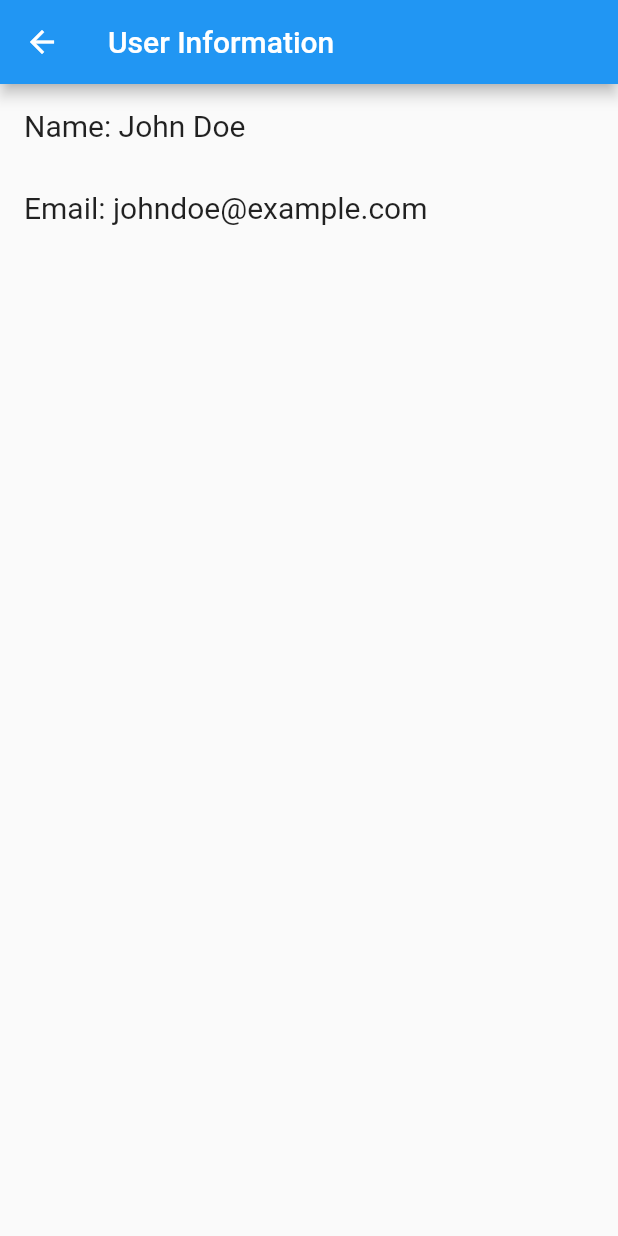
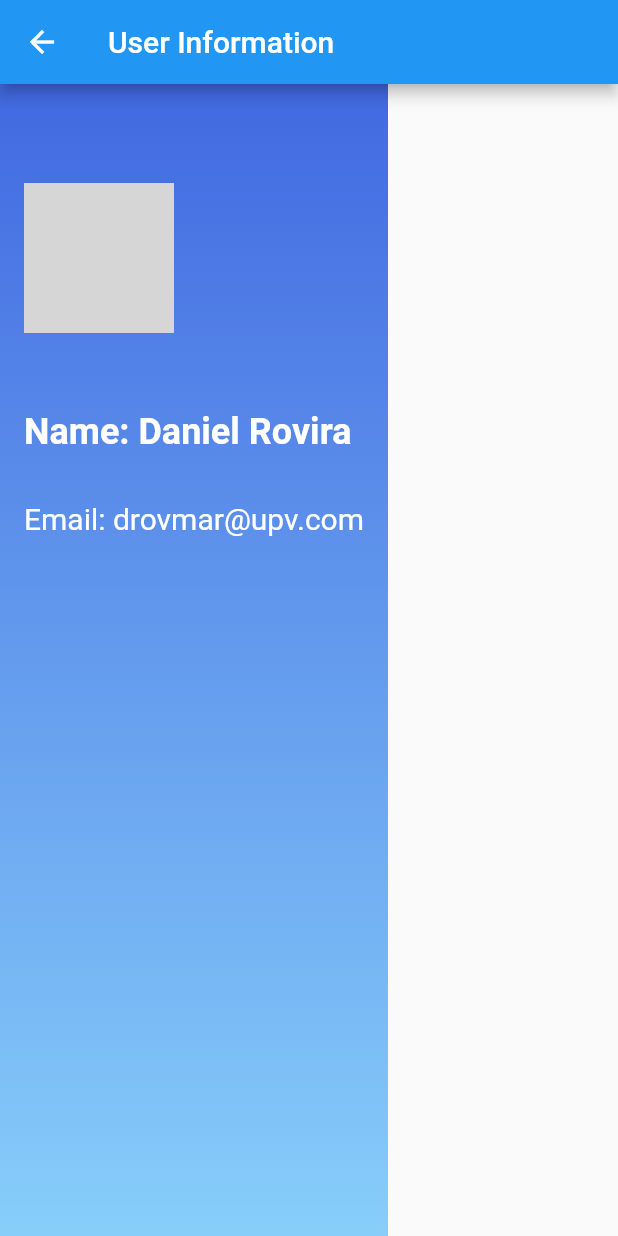
Before and after one commit to pardalaco/proyecto-final-ipc, a Flutter app: the UserInfoScreen screen opened directly, on a phone screen of 412 x 824 dp. Run offline on Flutter 3.47's test engine with Material 2 defaults, Android fonts, the phone set to English and light mode, and no system bars; grey boxes are pictures that could not be loaded.

Commit message:
Pantalla usuario decoración

```diff
--- a/lib/views/products_list_view.dart
+++ b/lib/views/products_list_view.dart
@@ -24,8 +24,8 @@ class _ProductsPageState extends State<ProductsPage> {
                 Navigator.of(context).push(
                   MaterialPageRoute(
                     builder: (context) => UserInfoScreen(
-                      userName: "John Doe",
-                      userEmail: "johndoe@example.com",
+                      userName: "Daniel Rovira",
+                      userEmail: "drovmar@upv.com",
                     ),
                   ),
                 );
--- a/lib/views/user_information.dart
+++ b/lib/views/user_information.dart
@@ -12,25 +12,55 @@ class UserInfoScreen extends StatelessWidget {
       appBar: AppBar(
         title: Text("User Information"),
       ),
-      body: Column(
+      body: Container(
+        decoration: BoxDecoration(
+          gradient: LinearGradient(
+            begin: Alignment.topCenter,
+            end: Alignment.bottomCenter,
+            colors: [
+              Color(0xFF4169E1),
+              Color(0xFF87CEFA),
+            ],
+          ),
+        ),
+        child: Column(
           crossAxisAlignment: CrossAxisAlignment.start,
           children: [
+            SizedBox(height: 50),
+            Padding(
+              padding: const EdgeInsets.all(16.0),
+              child: CircleAvatar(
+                backgroundImage: AssetImage('assets/profile.png'),
+                radius: 50,
+              ),
+            ),
+            SizedBox(height: 20),
             Padding(
               padding: const EdgeInsets.all(16.0),
               child: Text(
                 "Name: $userName",
-              style: TextStyle(fontSize: 20),
+                style: TextStyle(
+                  fontSize: 24,
+                  color: Colors.white,
+                  fontWeight: FontWeight.bold,
+                  fontFamily: 'Roboto',
+                ),
               ),
             ),
             Padding(
               padding: const EdgeInsets.all(16.0),
               child: Text(
                 "Email: $userEmail",
-              style: TextStyle(fontSize: 20),
+                style: TextStyle(
+                  fontSize: 20,
+                  color: Colors.white,
+                  fontFamily: 'Roboto',
+                ),
               ),
             ),
           ],
         ),
+      ),
     );
   }
 }
```
Lines whose indentation alone changed are shown as unchanged.
